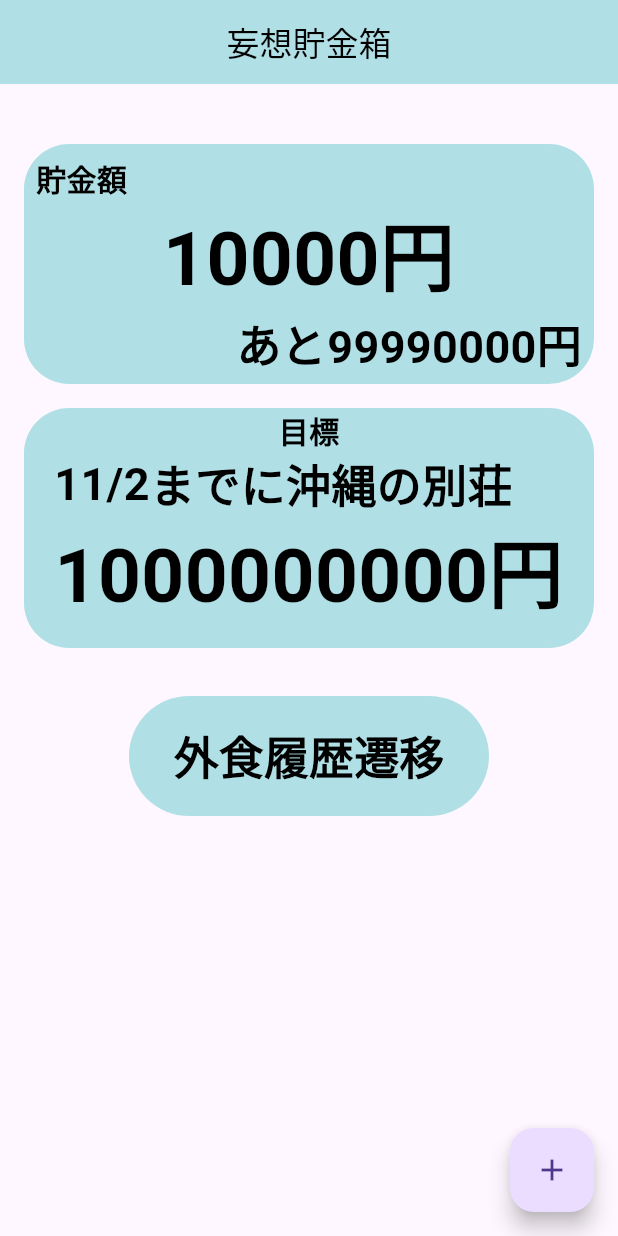
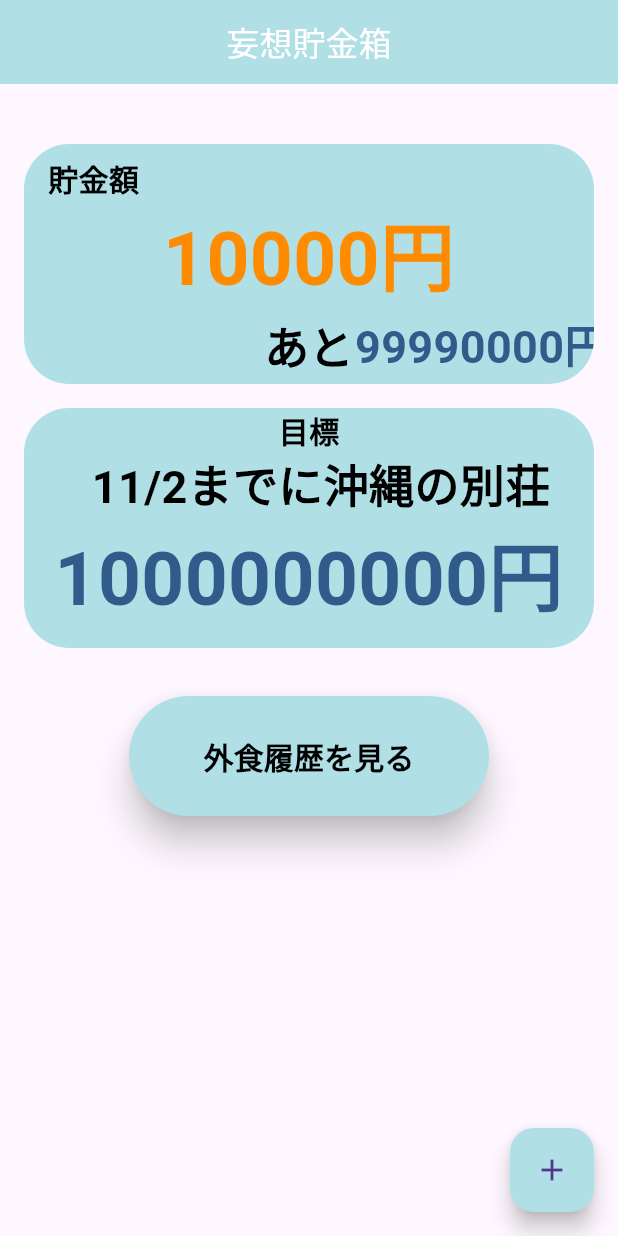
Before and after one commit to ironmax123/delusion_deposit, a Flutter app: the screen it shows after launch, on a phone screen of 412 x 824 dp. Run offline on Flutter 3.47's test engine with Material 3 defaults, Android fonts, the phone set to English and light mode, and no system bars.

Commit message:
色の調整

```diff
--- a/lib/pages/home/home.dart
+++ b/lib/pages/home/home.dart
@@ -9,7 +9,7 @@ class HomePage extends StatelessWidget {
           title: const Text(
             '妄想貯金箱',
             style: TextStyle(
-              color: Colors.black,
+              color: Colors.white,
             ),
           ),
           centerTitle: true,
@@ -32,7 +32,7 @@ class HomePage extends StatelessWidget {
                           Align(
                             alignment: Alignment.centerLeft,
                             child: Padding(
-                              padding: EdgeInsets.fromLTRB(8, 8, 0, 0),
+                              padding: EdgeInsets.fromLTRB(16, 8, 0, 0),
                               child: Text(
                                 '貯金額',
                                 style: TextStyle(
@@ -47,7 +47,7 @@ class HomePage extends StatelessWidget {
                             child: Text(
                               '10000円',
                               style: TextStyle(
-                                color: Colors.black,
+                                color: Color(0xFFFF8C00),
                                 fontSize: 50,
                                 fontWeight: FontWeight.bold,
                               ),
@@ -56,14 +56,26 @@ class HomePage extends StatelessWidget {
                           Align(
                             alignment: Alignment.centerRight,
                             child: Padding(
-                              padding: EdgeInsets.only(right: 8),
-                              child: Text(
-                                'あと99990000円',
+                              padding: EdgeInsets.only(left: 160),
+                              child: Row(
+                                children: [
+                                  Text(
+                                    'あと',
                                     style: TextStyle(
                                       color: Colors.black,
                                       fontSize: 30,
                                       fontWeight: FontWeight.bold,
                                     ),
+                                  ),
+                                  Text(
+                                    '99990000円',
+                                    style: TextStyle(
+                                      color: Color(0xFF2F5C8A),
+                                      fontSize: 30,
+                                      fontWeight: FontWeight.bold,
+                                    ),
+                                  ),
+                                ],
                               ),
                             ),
                           ),
@@ -93,40 +105,20 @@ class HomePage extends StatelessWidget {
                             ),
                           ),
                           Padding(
-                            padding: EdgeInsets.only(left: 20),
-                            child: Row(
-                              children: [
-                                Text(
-                                  '11/2',
+                            padding: EdgeInsets.only(left: 16),
+                            child: Text(
+                              '11/2までに沖縄の別荘',
                               style: TextStyle(
                                 color: Colors.black,
                                 fontSize: 30,
                                 fontWeight: FontWeight.bold,
                               ),
                             ),
-                                Text(
-                                  'までに',
-                                  style: TextStyle(
-                                    color: Colors.black,
-                                    fontSize: 30,
-                                    fontWeight: FontWeight.bold,
-                                  ),
-                                ),
-                                Text(
-                                  '沖縄の別荘',
-                                  style: TextStyle(
-                                    color: Colors.black,
-                                    fontSize: 30,
-                                    fontWeight: FontWeight.bold,
-                                  ),
-                                ),
-                              ],
-                            ),
                           ),
                           Text(
                             '1000000000円',
                             style: TextStyle(
-                              color: Colors.black,
+                              color: Color(0xFF2F5C8A),
                               fontSize: 50,
                               fontWeight: FontWeight.bold,
                             ),
@@ -137,18 +129,19 @@ class HomePage extends StatelessWidget {
                   ),
                 ),
               ),
-              TextButton(
-                style: TextButton.styleFrom(
+              ElevatedButton(
+                style: ElevatedButton.styleFrom(
+                  elevation: 10,
                   backgroundColor: const Color.fromARGB(255, 176, 224, 230),
                   foregroundColor: Colors.white,
                   fixedSize: const Size(240, 80),
                 ),
                 onPressed: () {},
                 child: const Text(
-                  '外食履歴遷移',
+                  '外食履歴を見る',
                   style: TextStyle(
                     color: Colors.black,
-                    fontSize: 30,
+                    fontSize: 20,
                     fontWeight: FontWeight.bold,
                   ),
                 ),
@@ -158,6 +151,7 @@ class HomePage extends StatelessWidget {
         ),
         floatingActionButton: FloatingActionButton(
           onPressed: () {},
+          backgroundColor: const Color.fromARGB(255, 176, 224, 230),
           child: const Icon(Icons.add),
         ),
       );
```
Lines whose indentation alone changed are shown as unchanged.
